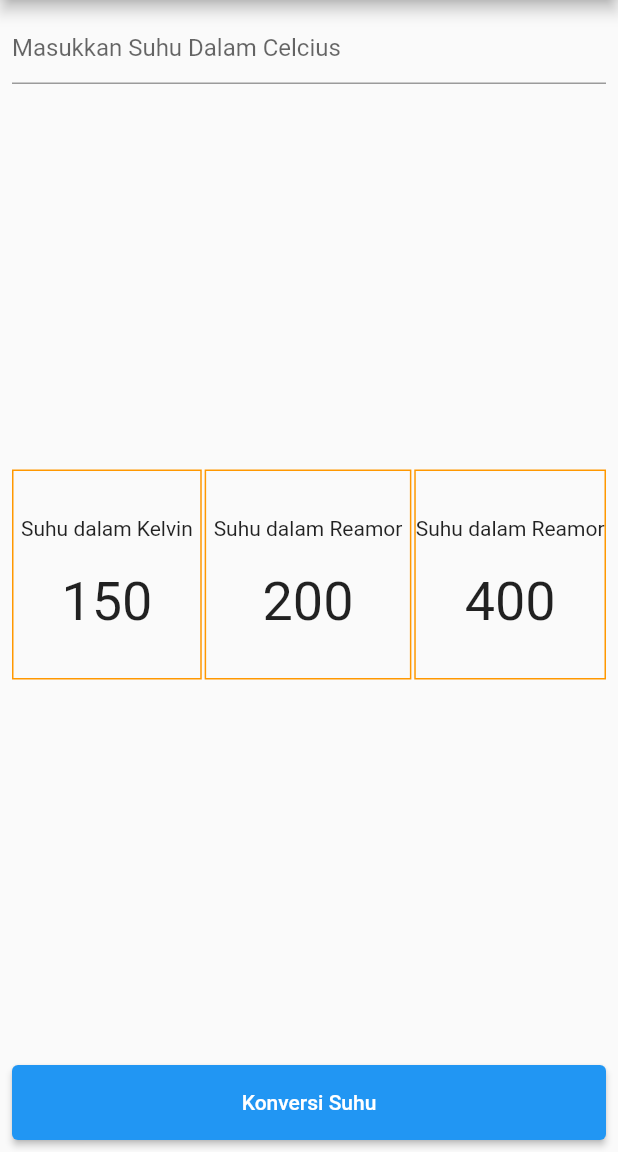
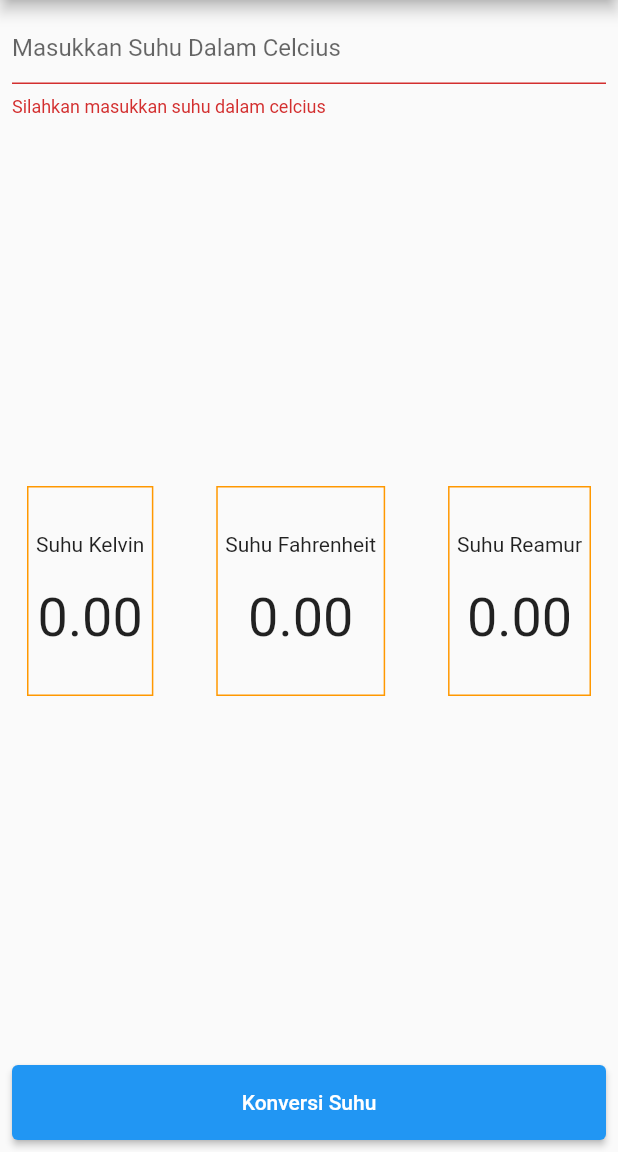
Before and after one commit to aryaseptiawan/konverter_suhu, a Flutter app: the screen it shows after launch, after a tap on "Konversi Suhu", on a phone screen of 412 x 824 dp, the part 84-1236 px from its top. Run offline on Flutter 3.47's test engine with Material 2 defaults, Android fonts, the phone set to English and light mode, and no system bars.

```diff
--- /dev/null
+++ b/lib/input.dart
@@ -0,0 +1,31 @@
+import 'package:flutter/material.dart';
+import 'package:flutter/services.dart';
+
+class Input extends StatelessWidget {
+  const Input({
+    Key? key,
+    required this.etInput,
+  }) : super(key: key);
+
+  final TextEditingController etInput;
+
+  @override
+  Widget build(BuildContext context) {
+    return TextFormField(
+      controller: etInput,
+      validator: (value) {
+        if (value == null || value.isEmpty) {
+          return 'Silahkan masukkan suhu dalam celcius';
+        }
+        return null;
+      },
+      decoration: const InputDecoration(
+        hintText: 'Masukkan Suhu Dalam Celcius',
+      ),
+      keyboardType: TextInputType.number,
+      inputFormatters: <TextInputFormatter>[
+        WhitelistingTextInputFormatter.digitsOnly
+      ],
+    );
+  }
+}
--- a/lib/main.dart
+++ b/lib/main.dart
@@ -1,29 +1,66 @@
 import 'package:flutter/material.dart';
 import 'package:flutter/services.dart';
+
 void main() {
- runApp(MyApp());
+  runApp(const MyApp());
 }
-class MyApp extends StatelessWidget {
-  // This widget is the root of your application.
+
+class MyApp extends StatefulWidget {
+  const MyApp({Key? key}) : super(key: key);
+
+  @override
+  State<MyApp> createState() => _MyAppState();
+}
+
+class _MyAppState extends State<MyApp> {
+  // text controller
+  TextEditingController etInput = TextEditingController();
+  //variabel berubah
+  double _inputUser = 0;
+  double _kelvin = 0;
+  double _fahrenheit = 0;
+  double _reamur = 0;
+  final _formKey = GlobalKey<FormState>();
+
+  _konversiSuhu() {
+    setState(() {
+      if (_formKey.currentState!.validate()) {
+        _inputUser = double.parse(etInput.text);
+        _reamur = 4 / 5 * _inputUser;
+        _fahrenheit = 9 / 5 * _inputUser + 32;
+        _kelvin = _inputUser + 273;
+      }
+    });
+  }
+
   @override
   Widget build(BuildContext context) {
     return MaterialApp(
       debugShowCheckedModeBanner: false,
-    title: 'Flutter Demo',
+      title: 'Konverter Suhu',
       theme: ThemeData(
         primarySwatch: Colors.blue,
         visualDensity: VisualDensity.adaptivePlatformDensity,
       ),
       home: Scaffold(
         appBar: AppBar(
-          title: Text("Konverter Suhu"),
+          title: const Text("Konverter Suhu"),
         ),
         body: Container(
           margin: const EdgeInsets.all(8),
           child: Column(
             mainAxisAlignment: MainAxisAlignment.spaceBetween,
             children: <Widget>[
-              TextFormField(
+              Form(
+                key: _formKey,
+                child: TextFormField(
+                  controller: etInput,
+                  validator: (value) {
+                    if (value == null || value.isEmpty) {
+                      return 'Silahkan masukkan suhu dalam celcius';
+                    }
+                    return null;
+                  },
                   decoration: const InputDecoration(
                     hintText: 'Masukkan Suhu Dalam Celcius',
                   ),
@@ -32,6 +69,7 @@ class MyApp extends StatelessWidget {
                     WhitelistingTextInputFormatter.digitsOnly
                   ],
                 ),
+              ),
               Row(
                 mainAxisAlignment: MainAxisAlignment.spaceBetween,
                 children: [
@@ -39,17 +77,18 @@ class MyApp extends StatelessWidget {
                     // ignore: prefer_const_literals_to_create_immutables
                     children: [
                       Container(
+                        margin: const EdgeInsets.only(left: 10),
                         padding: const EdgeInsets.fromLTRB(5, 30, 5, 30),
                         decoration: BoxDecoration(
                             border: Border.all(color: Colors.orange)),
                         child: Column(
                           crossAxisAlignment: CrossAxisAlignment.center,
-                          children: const [
-                            Text("Suhu dalam Kelvin"),
-                            Padding(padding: EdgeInsets.only(bottom: 20)),
+                          children: [
+                            const Text("Suhu Kelvin"),
+                            const Padding(padding: EdgeInsets.only(bottom: 20)),
                             Text(
-                              "150",
-                              style: TextStyle(fontSize: 36),
+                              _kelvin.toStringAsFixed(2),
+                              style: const TextStyle(fontSize: 36),
                             )
                           ],
                         ),
@@ -64,12 +103,12 @@ class MyApp extends StatelessWidget {
                             border: Border.all(color: Colors.orange)),
                         child: Column(
                           crossAxisAlignment: CrossAxisAlignment.center,
-                          children: const [
-                            Text("Suhu dalam Reamor"),
-                            Padding(padding: EdgeInsets.only(bottom: 20)),
+                          children: [
+                            const Text("Suhu Fahrenheit"),
+                            const Padding(padding: EdgeInsets.only(bottom: 20)),
                             Text(
-                              "200",
-                              style: TextStyle(fontSize: 36),
+                              _fahrenheit.toStringAsFixed(2),
+                              style: const TextStyle(fontSize: 36),
                             )
                           ],
                         ),
@@ -79,17 +118,18 @@ class MyApp extends StatelessWidget {
                   Column(
                     children: [
                       Container(
-                        padding: const EdgeInsets.fromLTRB(0, 30, 0, 30),
+                        margin: const EdgeInsets.only(right: 10),
+                        padding: const EdgeInsets.fromLTRB(5, 30, 5, 30),
                         decoration: BoxDecoration(
                             border: Border.all(color: Colors.orange)),
                         child: Column(
                           crossAxisAlignment: CrossAxisAlignment.center,
-                          children: const [
-                            Text("Suhu dalam Reamor"),
-                            Padding(padding: EdgeInsets.only(bottom: 20)),
+                          children: [
+                            const Text("Suhu Reamur"),
+                            const Padding(padding: EdgeInsets.only(bottom: 20)),
                             Text(
-                              "400",
-                              style: TextStyle(fontSize: 36),
+                              _reamur.toStringAsFixed(2),
+                              style: const TextStyle(fontSize: 36),
                             )
                           ],
                         ),
@@ -102,7 +142,7 @@ class MyApp extends StatelessWidget {
                 style: ElevatedButton.styleFrom(
                   minimumSize: const Size(double.infinity, 50),
                 ),
-                onPressed: () {},
+                onPressed: _konversiSuhu,
                 child: const Text('Konversi Suhu'),
               ),
             ],
```
Lines whose indentation alone changed are shown as unchanged.
